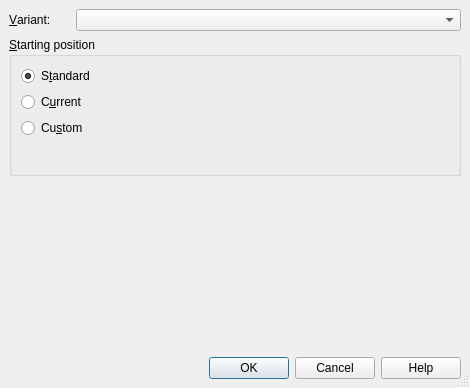
Old version of the form src/ui/newgamedialog.ui in the repository ruphy/tagua.
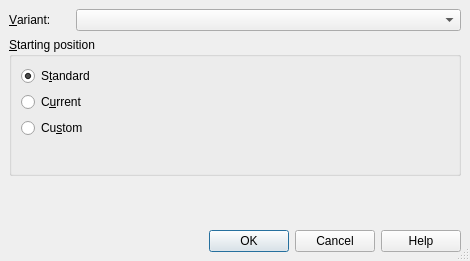
New version of the form.

```diff
--- a/src/ui/newgamedialog.ui
+++ b/src/ui/newgamedialog.ui
@@ -6,7 +6,7 @@
     <x>0</x>
     <y>0</y>
     <width>470</width>
-    <height>388</height>
+    <height>261</height>
    </rect>
   </property>
   <property name="windowTitle" >
```
